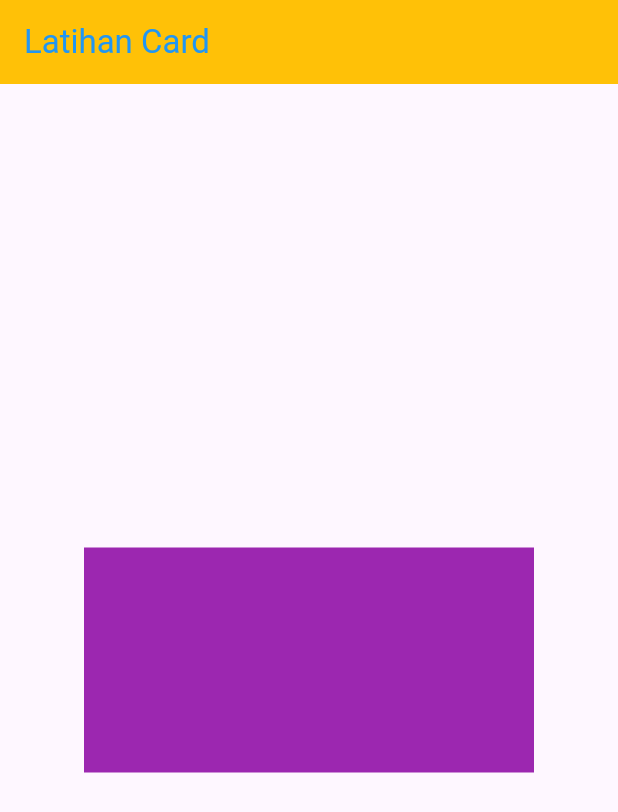
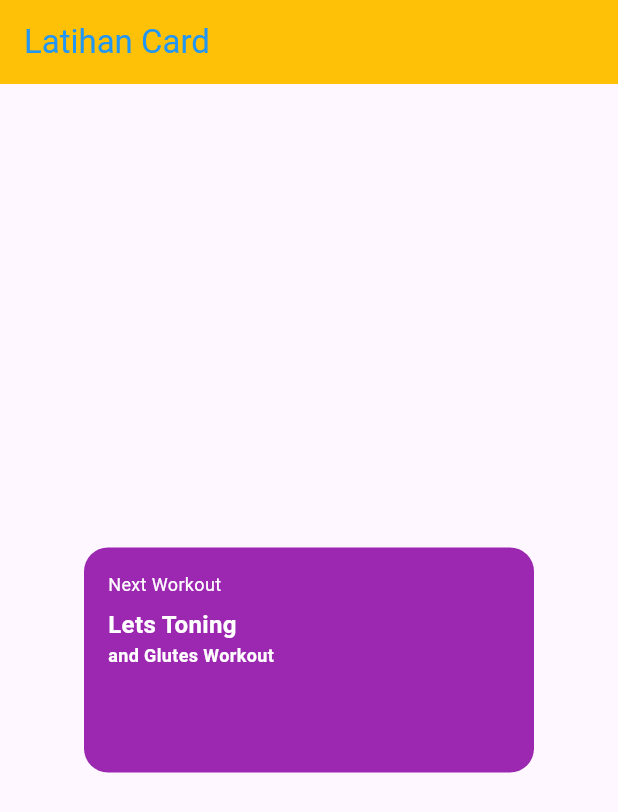
Before and after one commit to Memphissall/mobile_programing, a Flutter app: the screen it shows after launch, on a phone screen of 412 x 824 dp. Shown: the top 812 px of the screen. Run offline on Flutter 3.47's test engine with Material 3 defaults, Android fonts, the phone set to English and light mode, and no system bars.

Commit message:
menambahkan teks pada colom dan membuat border_radius

```diff
--- a/lib/Formatif/formatif1.dart
+++ b/lib/Formatif/formatif1.dart
@@ -15,8 +15,40 @@ class formatif extends StatelessWidget {
         child: Container(
           width: 300,
           height: 150,
-          color: Colors.purple,
-           // hanya warna ungu dulu
+          padding: EdgeInsets.all(16),
+          decoration: BoxDecoration(
+            color: Colors.purple,
+            borderRadius: BorderRadius.circular(16),
+          ),
+          child: Column(
+            crossAxisAlignment: CrossAxisAlignment.start,
+            children: [
+              Text(
+                "Next Workout",
+                style: TextStyle(
+                  color: Colors.white,
+                  fontSize: 12,
+                ),
+              ),
+              SizedBox(height: 7),
+              Text(
+                "Lets Toning",
+                style: TextStyle(
+                  color: Colors.white,
+                  fontSize: 16,
+                  fontWeight: FontWeight.bold,
+                ),
+              ),
+              Text(
+                "and Glutes Workout",
+                style: TextStyle(
+                  color: Colors.white,
+                  fontSize: 12,
+                  fontWeight: FontWeight.bold,
+                ),
+              )
+            ],
+          ),
         ),
       ),
     );
```
